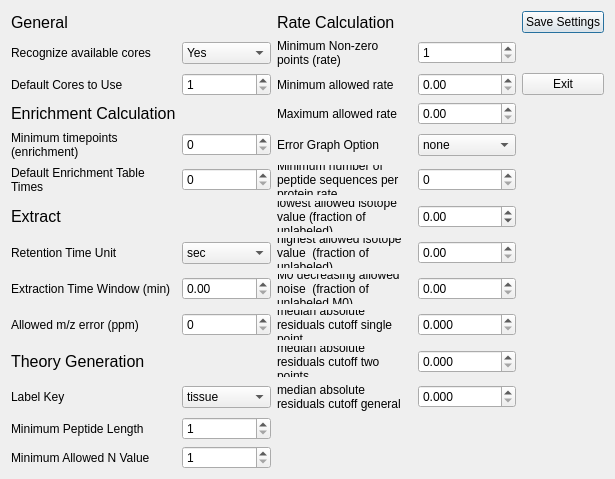
Above: ui_files/Settings_Menu.ui from JC-Price/DeuteRater-H before the change. Below: the same form after it.
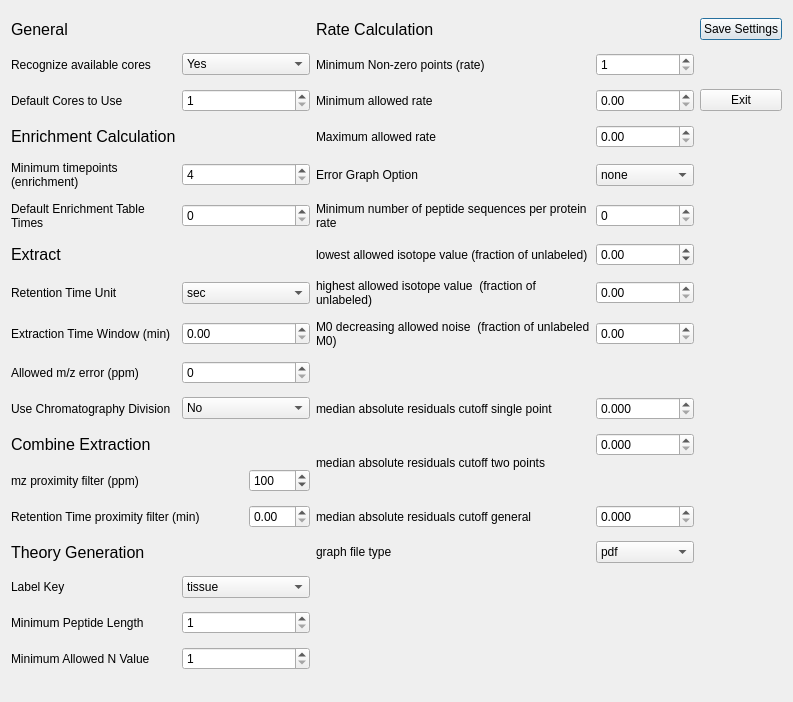
That is the form after the change.

The edit to the form file:
```diff
--- a/ui_files/Settings_Menu.ui
+++ b/ui_files/Settings_Menu.ui
@@ -6,62 +6,14 @@
    <rect>
     <x>0</x>
     <y>0</y>
-    <width>615</width>
-    <height>479</height>
+    <width>793</width>
+    <height>702</height>
    </rect>
   </property>
   <property name="windowTitle">
    <string>Dialog</string>
   </property>
   <layout class="QGridLayout" name="gridLayout">
-   <item row="15" column="1">
-    <widget class="QSpinBox" name="min_allowed_n_value">
-     <property name="minimum">
-      <number>1</number>
-     </property>
-     <property name="maximum">
-      <number>99</number>
-     </property>
-    </widget>
-   </item>
-   <item row="14" column="0">
-    <widget class="QLabel" name="label_24">
-     <property name="text">
-      <string>Minimum Peptide Length</string>
-     </property>
-    </widget>
-   </item>
-   <item row="14" column="1">
-    <widget class="QSpinBox" name="min_AA_length">
-     <property name="minimum">
-      <number>1</number>
-     </property>
-     <property name="maximum">
-      <number>99</number>
-     </property>
-    </widget>
-   </item>
-   <item row="13" column="1">
-    <widget class="QComboBox" name="label_key">
-     <item>
-      <property name="text">
-       <string>tissue</string>
-      </property>
-     </item>
-     <item>
-      <property name="text">
-       <string>cell culture</string>
-      </property>
-     </item>
-    </widget>
-   </item>
-   <item row="15" column="0">
-    <widget class="QLabel" name="label_25">
-     <property name="text">
-      <string>Minimum Allowed N Value</string>
-     </property>
-    </widget>
-   </item>
    <item row="0" column="0">
     <widget class="QLabel" name="label_5">
      <property name="font">
@@ -74,7 +26,7 @@
      </property>
     </widget>
    </item>
-   <item row="0" column="2">
+   <item row="0" column="3">
     <widget class="QLabel" name="label_4">
      <property name="font">
       <font>
@@ -86,21 +38,7 @@
      </property>
     </widget>
    </item>
-   <item row="1" column="1">
-    <widget class="QComboBox" name="recognize_available_cores">
-     <item>
-      <property name="text">
-       <string>Yes</string>
-      </property>
-     </item>
-     <item>
-      <property name="text">
-       <string>No</string>
-      </property>
-     </item>
-    </widget>
-   </item>
-   <item row="0" column="4">
+   <item row="0" column="5">
     <widget class="QPushButton" name="SaveButton">
      <property name="text">
       <string>Save Settings</string>
@@ -114,56 +52,145 @@
      </property>
     </widget>
    </item>
+   <item row="1" column="1" colspan="2">
+    <widget class="QComboBox" name="recognize_available_cores">
+     <item>
+      <property name="text">
+       <string>Yes</string>
+      </property>
+     </item>
+     <item>
+      <property name="text">
+       <string>No</string>
+      </property>
+     </item>
+    </widget>
+   </item>
+   <item row="1" column="3">
+    <widget class="QLabel" name="label_26">
+     <property name="text">
+      <string>Minimum Non-zero points (rate)</string>
+     </property>
+     <property name="wordWrap">
+      <bool>true</bool>
+     </property>
+    </widget>
+   </item>
+   <item row="1" column="4">
+    <widget class="QSpinBox" name="minimum_nonzero_points_rate">
+     <property name="minimum">
+      <number>1</number>
+     </property>
+    </widget>
+   </item>
+   <item row="2" column="0">
+    <widget class="QLabel" name="label_18">
+     <property name="text">
+      <string>Default Cores to Use</string>
+     </property>
+    </widget>
+   </item>
+   <item row="2" column="1" colspan="2">
+    <widget class="QSpinBox" name="default_cores">
+     <property name="minimum">
+      <number>1</number>
+     </property>
+     <property name="maximum">
+      <number>60</number>
+     </property>
+    </widget>
+   </item>
+   <item row="2" column="3">
+    <widget class="QLabel" name="label_29">
+     <property name="text">
+      <string>Minimum allowed rate</string>
+     </property>
+     <property name="wordWrap">
+      <bool>true</bool>
+     </property>
+    </widget>
+   </item>
+   <item row="2" column="4">
+    <widget class="QDoubleSpinBox" name="min_allowed_rate"/>
+   </item>
+   <item row="2" column="5">
+    <widget class="QPushButton" name="ExitButton">
+     <property name="text">
+      <string>Exit</string>
+     </property>
+    </widget>
+   </item>
+   <item row="3" column="0">
+    <widget class="QLabel" name="label_8">
+     <property name="font">
+      <font>
+       <pointsize>12</pointsize>
+      </font>
+     </property>
+     <property name="text">
+      <string>Enrichment Calculation</string>
+     </property>
+    </widget>
+   </item>
    <item row="3" column="3">
+    <widget class="QLabel" name="label_30">
+     <property name="text">
+      <string>Maximum allowed rate</string>
+     </property>
+     <property name="wordWrap">
+      <bool>true</bool>
+     </property>
+    </widget>
+   </item>
+   <item row="3" column="4">
     <widget class="QDoubleSpinBox" name="max_allowed_rate"/>
    </item>
-   <item row="5" column="1">
-    <widget class="QSpinBox" name="starting_enrichment_table_timepoints"/>
-   </item>
-   <item row="5" column="2">
-    <widget class="QLabel" name="label_32">
+   <item row="4" column="0">
+    <widget class="QLabel" name="label_28">
      <property name="text">
-      <string>Minimum number of peptide sequences per protein rate</string>
+      <string>Minimum timepoints (enrichment)</string>
      </property>
      <property name="wordWrap">
       <bool>true</bool>
      </property>
     </widget>
    </item>
-   <item row="7" column="1">
-    <widget class="QComboBox" name="rt_unit">
-     <item>
-      <property name="text">
-       <string>sec</string>
-      </property>
-     </item>
-     <item>
-      <property name="text">
-       <string>min</string>
-      </property>
-     </item>
-    </widget>
-   </item>
-   <item row="7" column="0">
-    <widget class="QLabel" name="label_19">
-     <property name="text">
-      <string>Retention Time Unit</string>
-     </property>
-    </widget>
-   </item>
-   <item row="7" column="3">
-    <widget class="QDoubleSpinBox" name="highest_allowed_norm_isotope">
+   <item row="4" column="1" colspan="2">
+    <widget class="QSpinBox" name="min_allowed_timepoints_enrichment">
      <property name="minimum">
-      <double>0.000000000000000</double>
+      <number>4</number>
      </property>
-     <property name="maximum">
-      <double>2.000000000000000</double>
+    </widget>
+   </item>
+   <item row="4" column="3">
+    <widget class="QLabel" name="label_40">
+     <property name="text">
+      <string>Error Graph Option</string>
      </property>
-     <property name="singleStep">
-      <double>0.010000000000000</double>
+     <property name="wordWrap">
+      <bool>true</bool>
      </property>
     </widget>
    </item>
+   <item row="4" column="4">
+    <widget class="QComboBox" name="error_graph_option">
+     <item>
+      <property name="text">
+       <string>none</string>
+      </property>
+     </item>
+     <item>
+      <property name="text">
+       <string>approximate</string>
+      </property>
+     </item>
+     <item>
+      <property name="text">
+       <string>exact</string>
+      </property>
+     </item>
+    </widget>
+   </item>
    <item row="5" column="0">
     <widget class="QLabel" name="label_37">
      <property name="text">
@@ -174,14 +201,20 @@
      </property>
     </widget>
    </item>
-   <item row="13" column="0">
-    <widget class="QLabel" name="label_23">
-     <property name="text">
-      <string>Label Key</string>
-     </property>
-    </widget>
+   <item row="5" column="1" colspan="2">
+    <widget class="QSpinBox" name="starting_enrichment_table_timepoints"/>
    </item>
    <item row="5" column="3">
+    <widget class="QLabel" name="label_32">
+     <property name="text">
+      <string>Minimum number of peptide sequences per protein rate</string>
+     </property>
+     <property name="wordWrap">
+      <bool>true</bool>
+     </property>
+    </widget>
+   </item>
+   <item row="5" column="4">
     <widget class="QSpinBox" name="minimum_sequences_to_combine_for_protein_rate"/>
    </item>
    <item row="6" column="0">
@@ -197,6 +230,16 @@
     </widget>
    </item>
    <item row="6" column="3">
+    <widget class="QLabel" name="label_33">
+     <property name="text">
+      <string>lowest allowed isotope value (fraction of unlabeled)</string>
+     </property>
+     <property name="wordWrap">
+      <bool>true</bool>
+     </property>
+    </widget>
+   </item>
+   <item row="6" column="4">
     <widget class="QDoubleSpinBox" name="lowest_allowed_norm_isotope">
      <property name="minimum">
       <double>-1.000000000000000</double>
@@ -209,20 +252,28 @@
      </property>
     </widget>
    </item>
-   <item row="4" column="2">
-    <widget class="QLabel" name="label_40">
+   <item row="7" column="0">
+    <widget class="QLabel" name="label_19">
      <property name="text">
-      <string>Error Graph Option</string>
+      <string>Retention Time Unit</string>
      </property>
-     <property name="wordWrap">
-      <bool>true</bool>
-     </property>
     </widget>
    </item>
-   <item row="4" column="1">
-    <widget class="QSpinBox" name="min_allowed_timepoints_enrichment"/>
+   <item row="7" column="1" colspan="2">
+    <widget class="QComboBox" name="rt_unit">
+     <item>
+      <property name="text">
+       <string>sec</string>
+      </property>
+     </item>
+     <item>
+      <property name="text">
+       <string>min</string>
+      </property>
+     </item>
+    </widget>
    </item>
-   <item row="7" column="2">
+   <item row="7" column="3">
     <widget class="QLabel" name="label_34">
      <property name="text">
       <string>highest allowed isotope value  (fraction of unlabeled)</string>
@@ -232,136 +283,19 @@
      </property>
     </widget>
    </item>
-   <item row="4" column="3">
-    <widget class="QComboBox" name="error_graph_option">
-     <item>
-      <property name="text">
-       <string>none</string>
-      </property>
-     </item>
-     <item>
-      <property name="text">
-       <string>approximate</string>
-      </property>
-     </item>
-     <item>
-      <property name="text">
-       <string>exact</string>
-      </property>
-     </item>
-    </widget>
-   </item>
-   <item row="4" column="0">
-    <widget class="QLabel" name="label_28">
-     <property name="text">
-      <string>Minimum timepoints (enrichment)</string>
-     </property>
-     <property name="wordWrap">
-      <bool>true</bool>
-     </property>
-    </widget>
-   </item>
-   <item row="6" column="2">
-    <widget class="QLabel" name="label_33">
-     <property name="text">
-      <string>lowest allowed isotope value (fraction of unlabeled)</string>
-     </property>
-     <property name="wordWrap">
-      <bool>true</bool>
-     </property>
-    </widget>
-   </item>
-   <item row="12" column="0">
-    <widget class="QLabel" name="label_7">
-     <property name="font">
-      <font>
-       <pointsize>12</pointsize>
-      </font>
-     </property>
-     <property name="text">
-      <string>Theory Generation</string>
-     </property>
-    </widget>
-   </item>
-   <item row="3" column="2">
-    <widget class="QLabel" name="label_30">
-     <property name="text">
-      <string>Maximum allowed rate</string>
-     </property>
-     <property name="wordWrap">
-      <bool>true</bool>
-     </property>
-    </widget>
-   </item>
-   <item row="2" column="0">
-    <widget class="QLabel" name="label_18">
-     <property name="text">
-      <string>Default Cores to Use</string>
-     </property>
-    </widget>
-   </item>
-   <item row="1" column="3">
-    <widget class="QSpinBox" name="minimum_nonzero_points_rate">
+   <item row="7" column="4">
+    <widget class="QDoubleSpinBox" name="highest_allowed_norm_isotope">
      <property name="minimum">
-      <number>1</number>
-     </property>
-    </widget>
-   </item>
-   <item row="1" column="2">
-    <widget class="QLabel" name="label_26">
-     <property name="text">
-      <string>Minimum Non-zero points (rate)</string>
-     </property>
-     <property name="wordWrap">
-      <bool>true</bool>
-     </property>
-    </widget>
-   </item>
-   <item row="2" column="3">
-    <widget class="QDoubleSpinBox" name="min_allowed_rate"/>
-   </item>
-   <item row="2" column="1">
-    <widget class="QSpinBox" name="default_cores">
-     <property name="minimum">
-      <number>1</number>
+      <double>0.000000000000000</double>
      </property>
      <property name="maximum">
-      <number>60</number>
+      <double>2.000000000000000</double>
      </property>
-    </widget>
-   </item>
-   <item row="2" column="4">
-    <widget class="QPushButton" name="ExitButton">
-     <property name="text">
-      <string>Exit</string>
+     <property name="singleStep">
+      <double>0.010000000000000</double>
      </property>
     </widget>
    </item>
-   <item row="3" column="0">
-    <widget class="QLabel" name="label_8">
-     <property name="font">
-      <font>
-       <pointsize>12</pointsize>
-      </font>
-     </property>
-     <property name="text">
-      <string>Enrichment Calculation</string>
-     </property>
-    </widget>
-   </item>
-   <item row="2" column="2">
-    <widget class="QLabel" name="label_29">
-     <property name="text">
-      <string>Minimum allowed rate</string>
-     </property>
-     <property name="wordWrap">
-      <bool>true</bool>
-     </property>
-    </widget>
-   </item>
-   <item row="8" column="1">
-    <widget class="QDoubleSpinBox" name="time_window"/>
-   </item>
    <item row="8" column="0">
     <widget class="QLabel" name="label_20">
      <property name="text">
@@ -369,21 +303,10 @@
      </property>
     </widget>
    </item>
-   <item row="9" column="0">
-    <widget class="QLabel" name="label_21">
-     <property name="text">
-      <string>Allowed m/z error (ppm)</string>
-     </property>
-    </widget>
+   <item row="8" column="1" colspan="2">
+    <widget class="QDoubleSpinBox" name="time_window"/>
    </item>
-   <item row="9" column="1">
-    <widget class="QSpinBox" name="ppm_error">
-     <property name="maximum">
-      <number>100</number>
-     </property>
-    </widget>
-   </item>
-   <item row="8" column="2">
+   <item row="8" column="3">
     <widget class="QLabel" name="label_35">
      <property name="text">
       <string>M0 decreasing allowed noise  (fraction of unlabeled M0)</string>
@@ -393,7 +316,7 @@
      </property>
     </widget>
    </item>
-   <item row="8" column="3">
+   <item row="8" column="4">
     <widget class="QDoubleSpinBox" name="m0_decreasing_allowed_noise">
      <property name="minimum">
       <double>0.000000000000000</double>
@@ -406,7 +329,56 @@
      </property>
     </widget>
    </item>
-   <item row="9" column="2">
+   <item row="9" column="0">
+    <widget class="QLabel" name="label_21">
+     <property name="text">
+      <string>Allowed m/z error (ppm)</string>
+     </property>
+    </widget>
+   </item>
+   <item row="9" column="1" colspan="2">
+    <widget class="QSpinBox" name="ppm_error">
+     <property name="maximum">
+      <number>100</number>
+     </property>
+    </widget>
+   </item>
+   <item row="10" column="0">
+    <widget class="QLabel" name="label_22">
+     <property name="acceptDrops">
+      <bool>false</bool>
+     </property>
+     <property name="text">
+      <string>Use Chromatography Division</string>
+     </property>
+     <property name="scaledContents">
+      <bool>false</bool>
+     </property>
+     <property name="wordWrap">
+      <bool>true</bool>
+     </property>
+    </widget>
+   </item>
+   <item row="10" column="1" colspan="2">
+    <widget class="QComboBox" name="use_chromatography_division">
+     <item>
+      <property name="text">
+       <string>No</string>
+      </property>
+     </item>
+     <item>
+      <property name="text">
+       <string>Intrafile</string>
+      </property>
+     </item>
+     <item>
+      <property name="text">
+       <string>Interfile</string>
+      </property>
+     </item>
+    </widget>
+   </item>
+   <item row="10" column="3">
     <widget class="QLabel" name="label_36">
      <property name="text">
       <string>median absolute residuals cutoff single point</string>
@@ -416,14 +388,26 @@
      </property>
     </widget>
    </item>
-   <item row="9" column="3">
+   <item row="10" column="4">
     <widget class="QDoubleSpinBox" name="median_absolute_residuals_cutoff_value_single_point">
      <property name="decimals">
       <number>3</number>
      </property>
     </widget>
    </item>
-   <item row="12" column="2">
+   <item row="11" column="0">
+    <widget class="QLabel" name="label_10">
+     <property name="font">
+      <font>
+       <pointsize>12</pointsize>
+      </font>
+     </property>
+     <property name="text">
+      <string>Combine Extraction</string>
+     </property>
+    </widget>
+   </item>
+   <item row="11" column="3" rowspan="2">
     <widget class="QLabel" name="label_38">
      <property name="text">
       <string>median absolute residuals cutoff two points</string>
@@ -433,14 +417,47 @@
      </property>
     </widget>
    </item>
-   <item row="12" column="3">
+   <item row="11" column="4">
     <widget class="QDoubleSpinBox" name="median_absolute_residuals_cutoff_value_two_points">
      <property name="decimals">
       <number>3</number>
      </property>
     </widget>
    </item>
+   <item row="12" column="0">
+    <widget class="QLabel" name="label_27">
+     <property name="text">
+      <string>mz proximity filter (ppm)</string>
+     </property>
+    </widget>
+   </item>
+   <item row="12" column="2">
+    <widget class="QSpinBox" name="mz_prox_filter">
+     <property name="minimum">
+      <number>1</number>
+     </property>
+     <property name="maximum">
+      <number>1000</number>
+     </property>
+     <property name="singleStep">
+      <number>5</number>
+     </property>
+     <property name="value">
+      <number>100</number>
+     </property>
+    </widget>
+   </item>
+   <item row="13" column="0" colspan="2">
+    <widget class="QLabel" name="label_31">
+     <property name="text">
+      <string>Retention Time proximity filter (min)</string>
+     </property>
+    </widget>
+   </item>
    <item row="13" column="2">
+    <widget class="QDoubleSpinBox" name="rt_prox_filter"/>
+   </item>
+   <item row="13" column="3">
     <widget class="QLabel" name="label_39">
      <property name="text">
       <string>median absolute residuals cutoff general</string>
@@ -450,13 +467,109 @@
      </property>
     </widget>
    </item>
-   <item row="13" column="3">
+   <item row="13" column="4">
     <widget class="QDoubleSpinBox" name="median_absolute_residuals_cutoff_value_general">
      <property name="decimals">
       <number>3</number>
      </property>
     </widget>
    </item>
+   <item row="14" column="0">
+    <widget class="QLabel" name="label_7">
+     <property name="font">
+      <font>
+       <pointsize>12</pointsize>
+      </font>
+     </property>
+     <property name="text">
+      <string>Theory Generation</string>
+     </property>
+    </widget>
+   </item>
+   <item row="14" column="3">
+    <widget class="QLabel" name="label_41">
+     <property name="text">
+      <string>graph file type</string>
+     </property>
+     <property name="wordWrap">
+      <bool>true</bool>
+     </property>
+    </widget>
+   </item>
+   <item row="14" column="4">
+    <widget class="QComboBox" name="graph_file_type">
+     <item>
+      <property name="text">
+       <string>pdf</string>
+      </property>
+     </item>
+     <item>
+      <property name="text">
+       <string>png</string>
+      </property>
+     </item>
+     <item>
+      <property name="text">
+       <string>svg</string>
+      </property>
+     </item>
+    </widget>
+   </item>
+   <item row="15" column="0">
+    <widget class="QLabel" name="label_23">
+     <property name="text">
+      <string>Label Key</string>
+     </property>
+    </widget>
+   </item>
+   <item row="15" column="1" colspan="2">
+    <widget class="QComboBox" name="label_key">
+     <item>
+      <property name="text">
+       <string>tissue</string>
+      </property>
+     </item>
+     <item>
+      <property name="text">
+       <string>cell culture</string>
+      </property>
+     </item>
+    </widget>
+   </item>
+   <item row="16" column="0">
+    <widget class="QLabel" name="label_24">
+     <property name="text">
+      <string>Minimum Peptide Length</string>
+     </property>
+    </widget>
+   </item>
+   <item row="16" column="1" colspan="2">
+    <widget class="QSpinBox" name="min_AA_length">
+     <property name="minimum">
+      <number>1</number>
+     </property>
+     <property name="maximum">
+      <number>99</number>
+     </property>
+    </widget>
+   </item>
+   <item row="17" column="0">
+    <widget class="QLabel" name="label_25">
+     <property name="text">
+      <string>Minimum Allowed N Value</string>
+     </property>
+    </widget>
+   </item>
+   <item row="17" column="1" colspan="2">
+    <widget class="QSpinBox" name="min_allowed_n_value">
+     <property name="minimum">
+      <number>1</number>
+     </property>
+     <property name="maximum">
+      <number>99</number>
+     </property>
+    </widget>
+   </item>
   </layout>
  </widget>
  <resources/>
```
